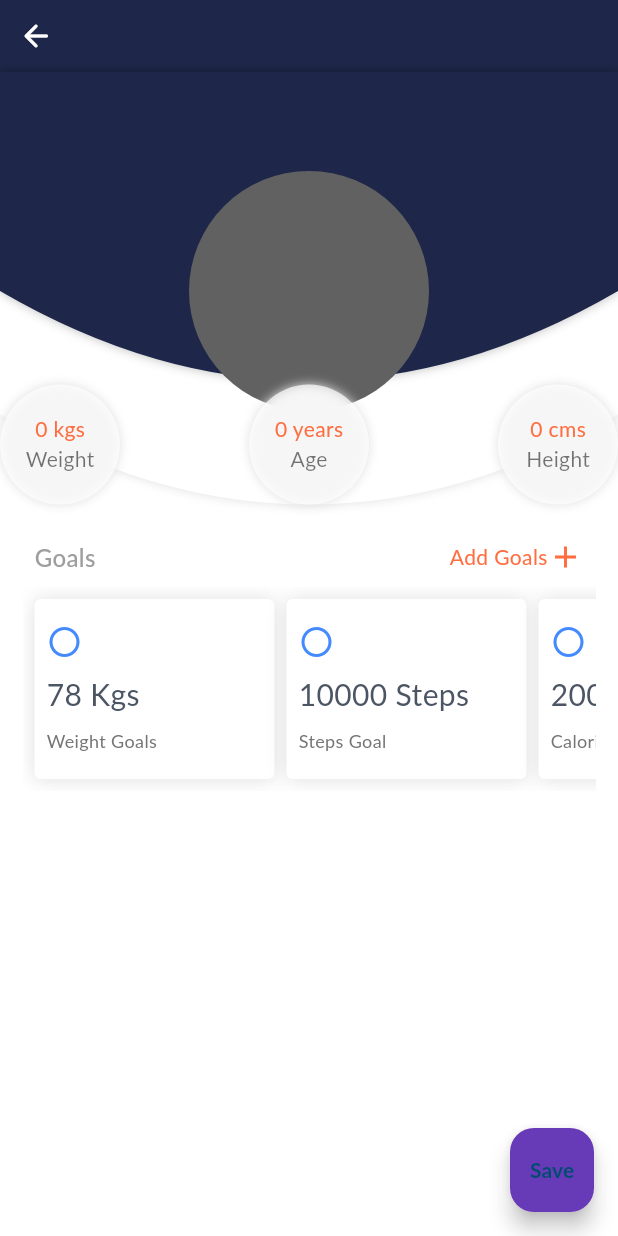
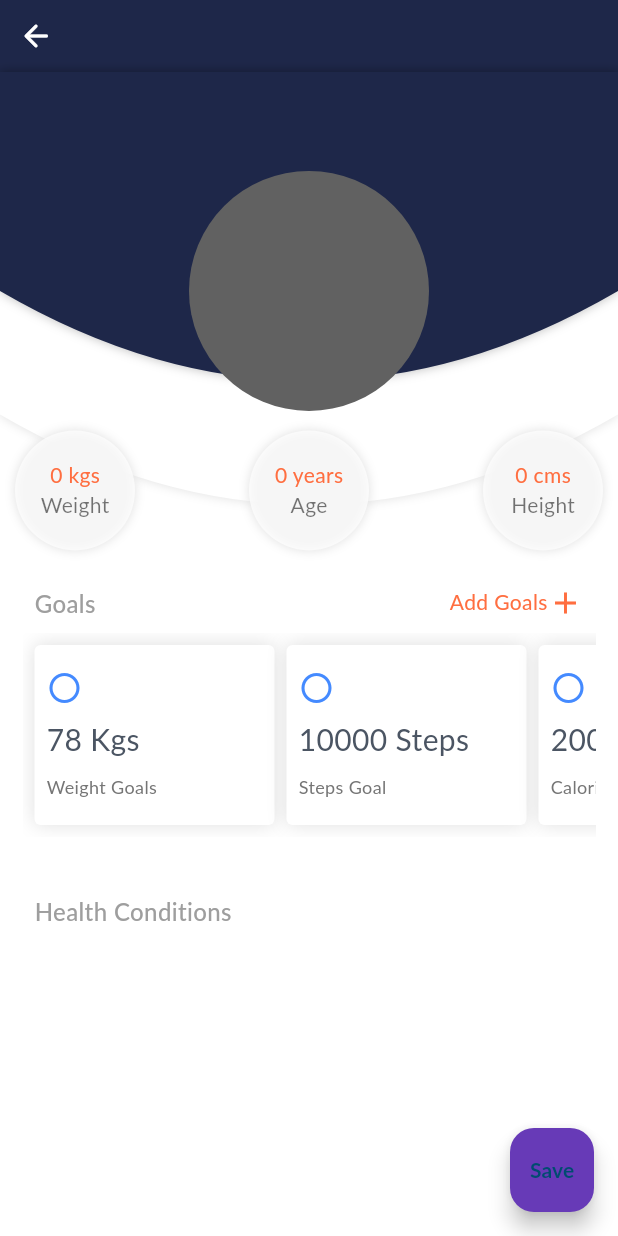
Before and after one commit to StuckNot/snack_track_app, a Flutter app: the ProfileScreen screen opened directly, on a phone screen of 412 x 824 dp. Run offline on Flutter 3.47's test engine with Material 3 defaults, Android fonts, the phone set to English and light mode, and no system bars; our stand-ins replace auto_route, bloc, equatable, flutter_bloc, flutter_otp_text_field, freezed_annotation and 3 more; missing offline and left inert: mobile_scanner; accounts and stored records are empty; generated files the repository leaves out were written again; Roboto replaces fonts that are missing (Lato); statements that could not run were skipped.

Commit message:
Merge pull request #19 from StuckNot/feat/user_profile
Feat/user profile

```diff
--- a/packages/profile/lib/src/presentation/view/profile_page.dart
+++ b/packages/profile/lib/src/presentation/view/profile_page.dart
@@ -4,6 +4,7 @@ import 'package:flutter_bloc/flutter_bloc.dart';
 import 'package:profile/src/domain/entities/user_profile.dart';
 import 'package:profile/src/presentation/bloc/profile_bloc.dart';
 import 'package:profile/src/presentation/widgets/goals.dart';
+import 'package:profile/src/presentation/widgets/health_conditions.dart';
 import 'package:profile/src/presentation/widgets/overview.dart';
 
 @RoutePage()
@@ -26,7 +27,7 @@ class _ProfileScreenState extends State<ProfileScreen> {
               name: 'Sunpreet',
               age: 30,
               gender: 'M',
-              healthConditions: ['sugar'],
+              healthConditions: ['sugar','hypertension'],
               language: 'English',
               nationality: 'India',
               dietPreference: 'Veg',
@@ -105,6 +106,9 @@ class ProfileView extends StatelessWidget {
               height: profile?.heightCm ?? 0,
             ),
             const Goals(),
+            HealthConditions(
+              healthConditions: profile?.healthConditions,
+            ),
           ],
         ),
       ],
--- a/packages/profile/lib/src/presentation/widgets/goals.dart
+++ b/packages/profile/lib/src/presentation/widgets/goals.dart
@@ -1,9 +1,10 @@
 import 'package:flutter/material.dart';
+import 'package:profile/src/presentation/widgets/add_goals.dart';
 
 class Goals extends StatelessWidget {
   const Goals({super.key});
 
-  Widget GoalsCustomContainer(String text, String description) {
+  Widget goalsCustomContainer(String text, String description, Color color) {
     return Container(
       height: 120,
       width: 160,
@@ -18,9 +19,9 @@ class Goals extends StatelessWidget {
           mainAxisAlignment: MainAxisAlignment.spaceEvenly,
           crossAxisAlignment: CrossAxisAlignment.start,
           children: [
-            const Icon(
+            Icon(
               Icons.circle_outlined,
-              color: Colors.blueAccent,
+              color: color,
             ),
             Text(
               text,
@@ -48,12 +49,12 @@ class Goals extends StatelessWidget {
       child: Column(
         crossAxisAlignment: CrossAxisAlignment.start,
         children: [
-          const Padding(
-            padding: EdgeInsets.all(8),
+          Padding(
+            padding: const EdgeInsets.all(8),
             child: Row(
               mainAxisAlignment: MainAxisAlignment.spaceBetween,
               children: [
-                Text(
+                const Text(
                   'Goals',
                   style: TextStyle(
                     fontSize: 16,
@@ -61,7 +62,19 @@ class Goals extends StatelessWidget {
                     color: Colors.grey,
                   ),
                 ),
-                Row(
+                GestureDetector(
+                  onTap: () {
+                    showModalBottomSheet<void>(
+                      showDragHandle: true,
+                      isDismissible: false,
+                      enableDrag: false,
+                      context: context,
+                      builder: (BuildContext context) {
+                        return  const AddGoals();
+                      },
+                    );
+                  },
+                  child: const Row(
                     children: [
                       Text(
                         'Add Goals',
@@ -73,24 +86,37 @@ class Goals extends StatelessWidget {
                       ),
                     ],
                   ),
+                ),
               ],
             ),
           ),
           SingleChildScrollView(
-            padding: EdgeInsets.all(8),
+            padding: const EdgeInsets.all(8),
             scrollDirection: Axis.horizontal,
             child: Row(
               mainAxisAlignment: MainAxisAlignment.spaceAround,
               children: [
-                GoalsCustomContainer('78 Kgs', 'Weight Goals'),
+                goalsCustomContainer(
+                  '78 Kgs',
+                  'Weight Goals',
+                  Colors.blueAccent,
+                ),
                 const SizedBox(
                   width: 8,
                 ),
-                GoalsCustomContainer('10000 Steps', 'Steps Goal'),
+                goalsCustomContainer(
+                  '10000 Steps',
+                  'Steps Goal',
+                  Colors.blueAccent,
+                ),
                 const SizedBox(
                   width: 8,
                 ),
-                GoalsCustomContainer('2000 Calories', 'Calories Goal'),
+                goalsCustomContainer(
+                  '2000 Calories',
+                  'Calories Goal',
+                  Colors.blueAccent,
+                ),
               ],
             ),
           ),
--- /dev/null
+++ b/packages/profile/lib/src/presentation/widgets/health_conditions.dart
@@ -0,0 +1,50 @@
+import 'package:flutter/material.dart';
+import 'package:profile/src/presentation/widgets/goals.dart';
+
+class HealthConditions extends StatelessWidget {
+  final List<String>? healthConditions;
+  HealthConditions({super.key, this.healthConditions});
+
+  @override
+  Widget build(BuildContext context) {
+    return Padding(
+      padding: const EdgeInsets.all(15),
+      child: Column(
+        children: [
+          const Row(
+            children: [
+              Padding(
+                padding: EdgeInsets.all(8),
+                child: Text(
+                  'Health Conditions',
+                  style: TextStyle(
+                    fontSize: 16,
+                    fontWeight: FontWeight.w500,
+                    color: Colors.grey,
+                  ),
+                ),
+              ),
+            ],
+          ),
+          SizedBox(
+            height: 120,
+            child: ListView.builder(
+              padding: const EdgeInsets.all(8),
+              scrollDirection: Axis.horizontal,
+              itemBuilder: (context, index) => Row(
+                children: [
+                  const Goals().goalsCustomContainer(
+                    healthConditions![index],
+                    '',
+                    Colors.red,
+                  ),
+                ],
+              ),
+              itemCount: healthConditions?.length ?? 0,
+            ),
+          ),
+        ],
+      ),
+    );
+  }
+}
--- a/packages/profile/lib/src/presentation/widgets/overview.dart
+++ b/packages/profile/lib/src/presentation/widgets/overview.dart
@@ -41,11 +41,13 @@ class Overview extends StatelessWidget {
 
   @override
   Widget build(BuildContext context) {
+    final width = MediaQuery.of(context).size.width;
+    final totalHeight = MediaQuery.of(context).size.height;
     return Stack(
       children: [
         Container(
-          height: MediaQuery.of(context).size.height * .35,
-          width: MediaQuery.of(context).size.width,
+          height: totalHeight * .35,
+          width: width,
           decoration: const ShapeDecoration(
             color: Colors.white,
             shape: ProfileBackgroundShape(),
@@ -63,7 +65,7 @@ class Overview extends StatelessWidget {
         ),
         Padding(
           padding: EdgeInsets.only(
-            top: MediaQuery.of(context).size.height * .08,
+            top: totalHeight * .08,
           ),
           child: Align(
             alignment: Alignment.topCenter,
@@ -73,10 +75,8 @@ class Overview extends StatelessWidget {
             ),
           ),
         ),
-        Positioned(
-          bottom: 0,
-          left: 0,
-          right: 0,
+        Padding(
+          padding: EdgeInsets.only( top: totalHeight * .29,left: 10,right: 10),
           child: Row(
             crossAxisAlignment: CrossAxisAlignment.end,
             mainAxisAlignment: MainAxisAlignment.spaceBetween,
```
Also changed, not shown: packages/profile/lib/src/presentation/widgets/add_goals.dart (added, +106 -0 lines). Lines whose indentation alone changed are shown as unchanged.
